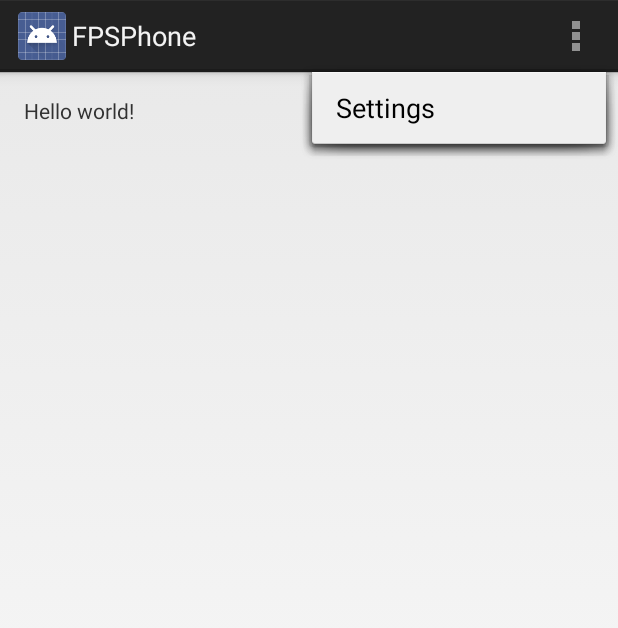
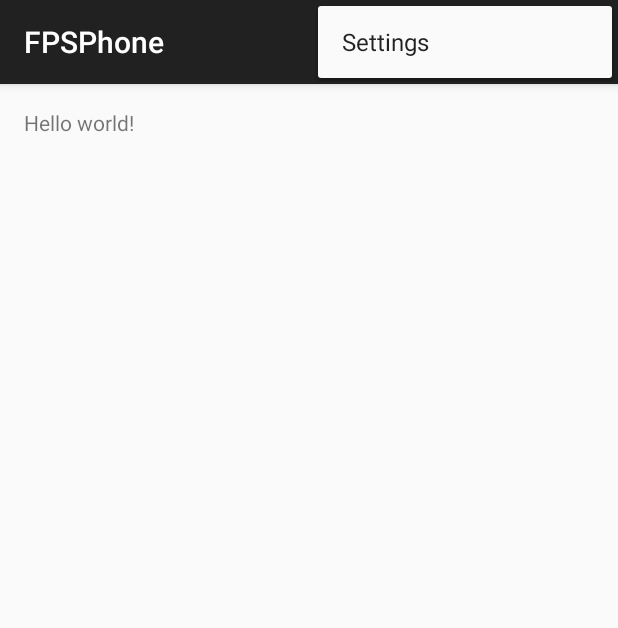
Before and after one commit to jacky-liang/FPSPhone, an Android app: the screen it shows after launch (MainActivity), with the options menu open, on a phone screen of 412 x 824 dp. Shown: the top 628 px of the screen. Run offline under Robolectric (Android 15) with nearby library versions, the phone set to English and light mode, and no system bars.

Commit message:
Fixes? @_@

```diff
--- a/app/build.gradle
+++ b/app/build.gradle
@@ -6,7 +6,7 @@ android {
 
 	defaultConfig {
 		applicationId "com.fpsphone"
-        minSdkVersion 19
+		minSdkVersion 15
 		targetSdkVersion 19
 		versionCode 1
 		versionName "1.0"
@@ -21,4 +21,5 @@ android {
 
 dependencies {
 	compile fileTree(dir: 'libs', include: ['*.jar'])
+	compile 'com.android.support:appcompat-v7:19.+'
 }
--- a/app/src/main/java/com/fpsphone/MainActivity.java
+++ b/app/src/main/java/com/fpsphone/MainActivity.java
@@ -1,12 +1,12 @@
 package com.fpsphone;
 
-import android.app.Activity;
+import android.support.v7.app.ActionBarActivity;
 import android.os.Bundle;
 import android.view.Menu;
 import android.view.MenuItem;
 
 
-public class MainActivity extends Activity {
+public class MainActivity extends ActionBarActivity {
 
 	@Override
 	protected void onCreate(Bundle savedInstanceState) {
--- a/app/src/main/res/menu/menu_main.xml
+++ b/app/src/main/res/menu/menu_main.xml
@@ -1,5 +1,9 @@
 <menu xmlns:android="http://schemas.android.com/apk/res/android"
-    xmlns:tools="http://schemas.android.com/tools" tools:context=".MainActivity">
-    <item android:id="@+id/action_settings" android:title="@string/action_settings"
-        android:orderInCategory="100" android:showAsAction="never" />
+      xmlns:app="http://schemas.android.com/apk/res-auto"
+      xmlns:tools="http://schemas.android.com/tools"
+      tools:context=".MainActivity">
+	<item android:id="@+id/action_settings"
+	      android:title="@string/action_settings"
+	      android:orderInCategory="100"
+	      app:showAsAction="never"/>
 </menu>
--- a/app/src/main/res/values/dimens.xml
+++ b/app/src/main/res/values/dimens.xml
@@ -1,5 +1,5 @@
 <resources>
-    <!-- Default screen margins, per the Android Design guidelines. -->
-    <dimen name="activity_horizontal_margin">16dp</dimen>
-    <dimen name="activity_vertical_margin">16dp</dimen>
+	<!-- Default screen margins, per the Android Design guidelines. -->
+	<dimen name="activity_horizontal_margin">16dp</dimen>
+	<dimen name="activity_vertical_margin">16dp</dimen>
 </resources>
--- a/app/src/main/res/values/styles.xml
+++ b/app/src/main/res/values/styles.xml
@@ -1,8 +1,8 @@
 <resources>
 
-    <!-- Base application theme. -->
-    <style name="AppTheme" parent="android:Theme.Holo.Light.DarkActionBar">
-        <!-- Customize your theme here. -->
-    </style>
+	<!-- Base application theme. -->
+	<style name="AppTheme" parent="Theme.AppCompat.Light.DarkActionBar">
+		<!-- Customize your theme here. -->
+	</style>
 
 </resources>
```
Also changed, not shown: app/src/main/res/layout/activity_main.xml (+12 -7 lines), 3 other files. Lines whose indentation alone changed are shown as unchanged.
